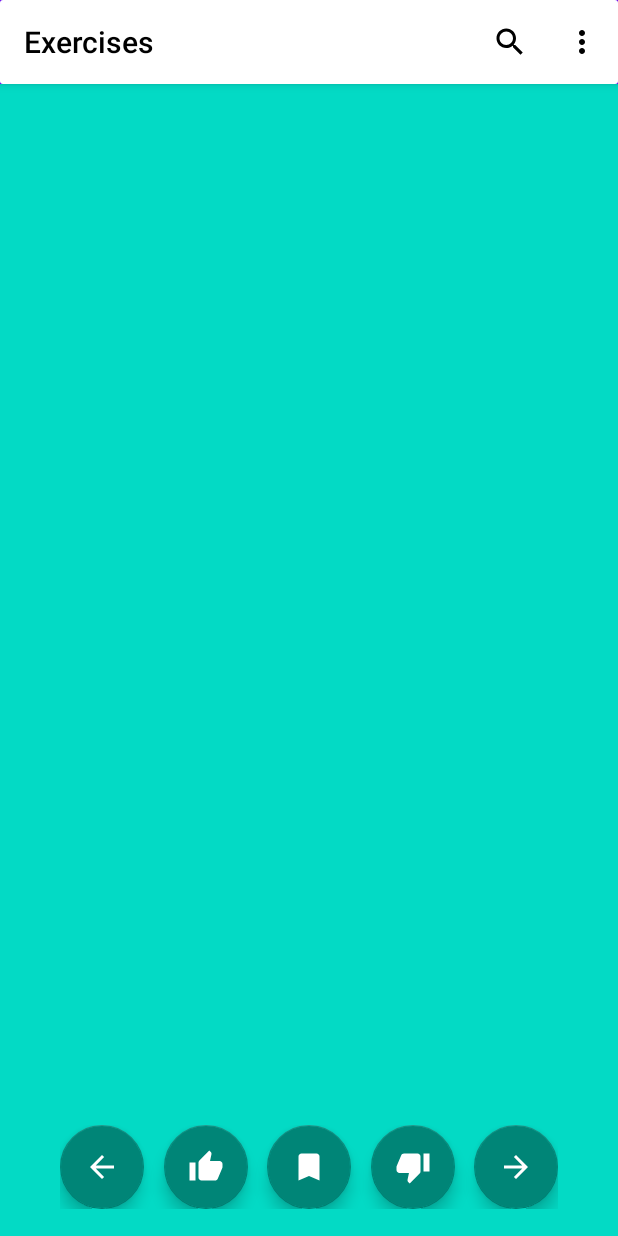
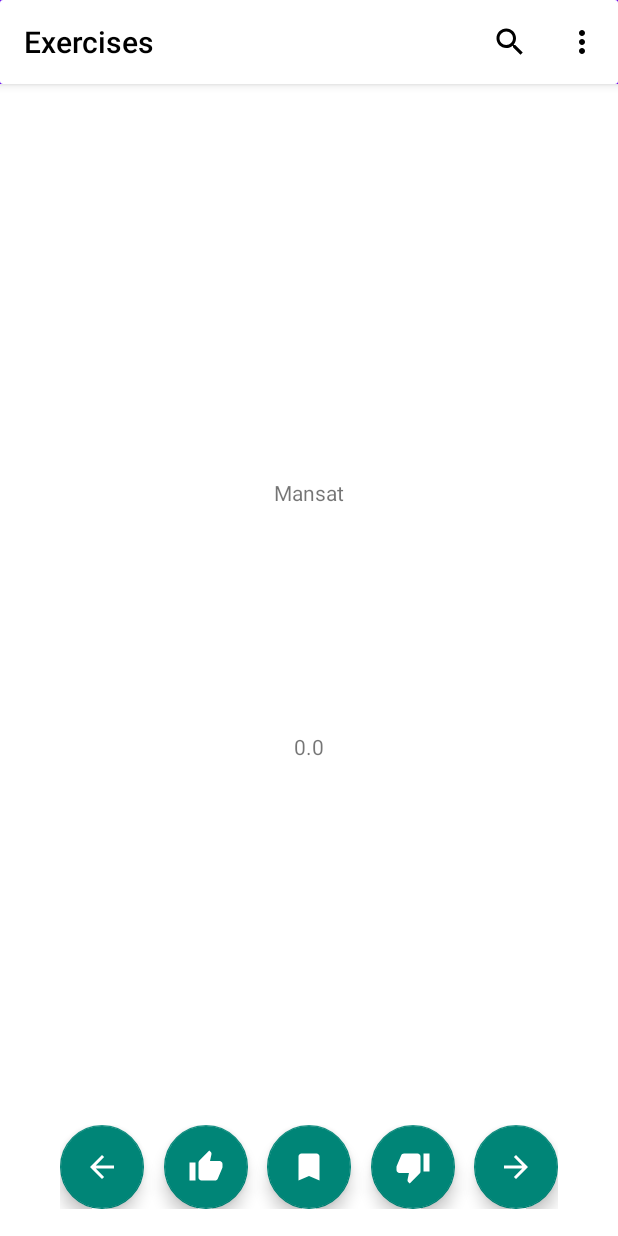
Before and after one commit to tmackintosh/OxfordHack2022, an Android app: the screen it shows after launch (MainActivity), on a phone screen of 412 x 824 dp. Run offline under Robolectric (Android 15) with nearby library versions, the phone set to English and light mode, and no system bars.

Commit message:
Added test card

```diff
--- a/app/src/main/java/com/example/saltpayhack/MainActivity.java
+++ b/app/src/main/java/com/example/saltpayhack/MainActivity.java
@@ -5,14 +5,18 @@ import androidx.appcompat.widget.Toolbar;
 
 import android.os.Bundle;
 import android.view.View;
+import android.widget.TextView;
 import android.widget.Toast;
 
+import com.example.saltpayhack.cards.Card;
 import com.example.saltpayhack.cards.CardManager;
 import com.google.android.material.floatingactionbutton.FloatingActionButton;
 
 public class MainActivity extends AppCompatActivity implements View.OnClickListener {
 
     private FloatingActionButton fab_like, fab_dislike, fab_favourite, fab_back, fab_forward;
+    private View mCardView;
+    private TextView title, rating;
     private Toolbar mToolbar;
     private CardManager mCardManager;
 
@@ -32,6 +36,12 @@ public class MainActivity extends AppCompatActivity implements View.OnClickListe
         fab_favourite = findViewById(R.id.activity_main_fab_favourite);
         fab_back = findViewById(R.id.activity_main_fab_back);
         fab_forward = findViewById(R.id.activity_main_fab_forward);
+        mCardView = findViewById(R.id.activity_main_card_view);
+
+        title = findViewById(R.id.company_name);
+        rating = findViewById(R.id.textView2);
+        title.setText(Card.getTestCard().cardInfo.name);
+        rating.setText(String.format("%s", Card.getTestCard().cardInfo.rating));
     }
 
     private void setListeners() {
--- a/app/src/main/java/com/example/saltpayhack/cards/Card.java
+++ b/app/src/main/java/com/example/saltpayhack/cards/Card.java
@@ -1,14 +1,30 @@
 package com.example.saltpayhack.cards;
 
 import java.util.ArrayList;
+import java.util.Arrays;
 
 public class Card {
 
-    public class CardInfo {
-        public int rating;
+    public static class CardInfo {
+        public double rating;
         public String name;
         public int critOne, critTwo, critThree;
         public ArrayList<String> rearText;
+
+        public CardInfo() {
+            this.rearText = new ArrayList<>();
+        }
+    }
+
+    public static Card getTestCard() {
+        CardInfo info = new CardInfo();
+        info.name = "Mansat";
+        info.rating = 0.0;
+        info.critOne = 1;
+        info.critTwo = 2;
+        info.critThree = 3;
+        info.rearText.add("Test");
+        return new Card(info);
     }
 
     public CardInfo cardInfo;
--- a/app/src/main/res/layout/activity_main.xml
+++ b/app/src/main/res/layout/activity_main.xml
@@ -4,21 +4,21 @@
     xmlns:tools="http://schemas.android.com/tools"
     android:layout_width="match_parent"
     android:layout_height="match_parent"
-    tools:context=".MainActivity"
-    android:background="@color/teal_200">
+    android:background="@color/white"
+    tools:context=".MainActivity">
 
     <com.google.android.material.appbar.AppBarLayout
-        app:layout_constraintTop_toTopOf="parent"
         android:id="@+id/activity_main_abl"
         android:layout_width="match_parent"
-        android:layout_height="wrap_content">
+        android:layout_height="wrap_content"
+        app:layout_constraintTop_toTopOf="parent">
 
         <androidx.appcompat.widget.Toolbar
-            app:layout_constraintTop_toTopOf="parent"
             android:id="@+id/activity_main_tb"
             android:layout_width="match_parent"
             android:layout_height="?attr/actionBarSize"
             android:background="@drawable/bg_header"
+            app:layout_constraintTop_toTopOf="parent"
             app:layout_scrollFlags="scroll|enterAlways"
             app:menu="@menu/menu_main"
             app:title="Exercises"
@@ -84,5 +84,34 @@
 
     </androidx.constraintlayout.widget.ConstraintLayout>
 
+    <View
+        android:id="@+id/activity_main_card_view"
+        android:layout_width="304dp"
+        android:layout_height="509dp"
+        app:layout_constraintBottom_toTopOf="@+id/activity_main_ll_buttonContainer"
+        app:layout_constraintEnd_toEndOf="parent"
+        app:layout_constraintStart_toStartOf="parent"
+        app:layout_constraintTop_toBottomOf="@+id/activity_main_abl" />
+
+    <TextView
+        android:id="@+id/company_name"
+        android:layout_width="wrap_content"
+        android:layout_height="wrap_content"
+        android:text="TextView"
+        app:layout_constraintBottom_toBottomOf="@id/textView2"
+        app:layout_constraintEnd_toEndOf="@+id/activity_main_card_view"
+        app:layout_constraintStart_toStartOf="@+id/activity_main_card_view"
+        app:layout_constraintTop_toTopOf="@+id/activity_main_card_view" />
+
+    <TextView
+        android:id="@+id/textView2"
+        android:layout_width="wrap_content"
+        android:layout_height="wrap_content"
+        android:text="TextView"
+        app:layout_constraintBottom_toBottomOf="@+id/activity_main_card_view"
+        app:layout_constraintEnd_toEndOf="@+id/activity_main_card_view"
+        app:layout_constraintStart_toStartOf="@+id/activity_main_card_view"
+        app:layout_constraintTop_toBottomOf="@+id/company_name" />
+
 
 </androidx.constraintlayout.widget.ConstraintLayout>
--- a/app/src/main/res/menu/menu_main.xml
+++ b/app/src/main/res/menu/menu_main.xml
@@ -18,4 +18,6 @@
         android:icon="@drawable/ic_baseline_options"
         app:showAsAction="ifRoom" />
 
+
+
 </menu>
```
